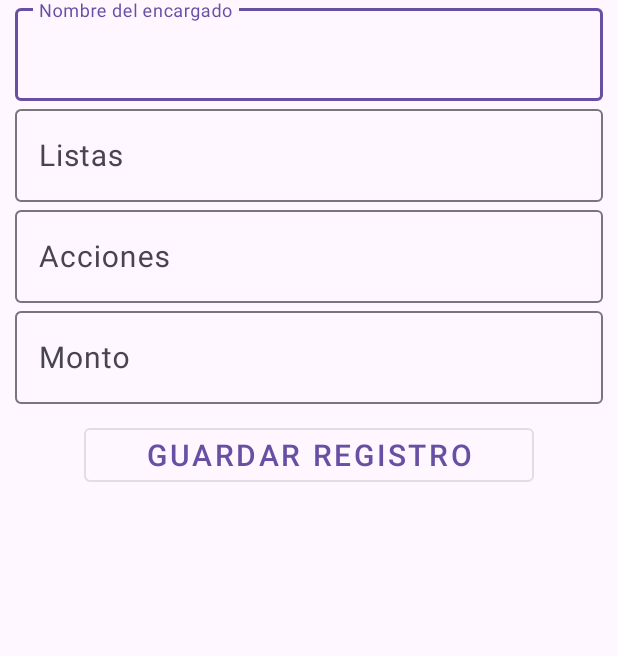
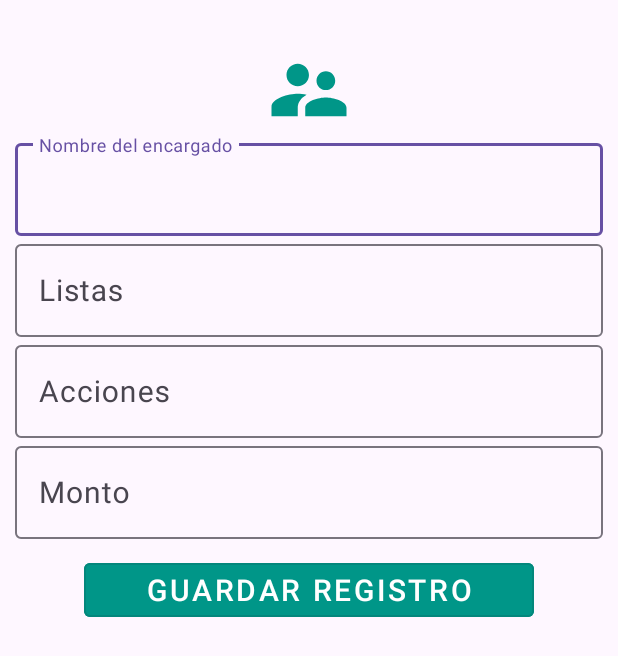
Before and after one commit to jadg-13/ControlRifas, an Android app: the SaveRegister screen opened directly, with no data from a screen before it, on a phone screen of 412 x 824 dp. Shown: the top 656 px of the screen. Run offline under Robolectric (Android 15) with nearby library versions, the phone set to English and light mode, and no system bars.

Commit message:
[update] Se agrego busqueda

```diff
--- a/app/src/main/java/site/soymegh/controlrifas/data/dao/DaoRegister.kt
+++ b/app/src/main/java/site/soymegh/controlrifas/data/dao/DaoRegister.kt
@@ -10,8 +10,11 @@ import site.soymegh.controlrifas.data.entities.Register
 
 @Dao
 interface DaoRegister {
-    @Query("SELECT * FROM registros")
+    @Query("SELECT * FROM registros ORDER BY nombre ASC")
     suspend fun getAll(): List<Register>
+
+    @Query("SELECT * FROM registros WHERE nombre LIKE  '%' || :name || '%'")
+    suspend fun getByName(name:String): List<Register>
 
     @Insert(onConflict = OnConflictStrategy.REPLACE)
     suspend fun insert(register: List<Register>):List<Long>
--- /dev/null
+++ b/app/src/main/res/drawable/users.xml
@@ -0,0 +1,5 @@
+<vector android:height="24dp" android:tint="#009688"
+    android:viewportHeight="24" android:viewportWidth="24"
+    android:width="24dp" xmlns:android="http://schemas.android.com/apk/res/android">
+    <path android:fillColor="@android:color/white" android:pathData="M16.5,12c1.38,0 2.49,-1.12 2.49,-2.5S17.88,7 16.5,7C15.12,7 14,8.12 14,9.5s1.12,2.5 2.5,2.5zM9,11c1.66,0 2.99,-1.34 2.99,-3S10.66,5 9,5C7.34,5 6,6.34 6,8s1.34,3 3,3zM16.5,14c-1.83,0 -5.5,0.92 -5.5,2.75L11,19h11v-2.25c0,-1.83 -3.67,-2.75 -5.5,-2.75zM9,13c-2.33,0 -7,1.17 -7,3.5L2,19h7v-2.25c0,-0.85 0.33,-2.34 2.37,-3.47C10.5,13.1 9.66,13 9,13z"/>
+</vector>
--- a/app/src/main/res/layout/activity_save_register.xml
+++ b/app/src/main/res/layout/activity_save_register.xml
@@ -7,13 +7,23 @@
     android:orientation="vertical"
     tools:context=".SaveRegister">
 
+    <ImageView
+        android:id="@+id/ivUsers"
+        android:layout_width="60dp"
+        android:layout_height="60dp"
+        app:layout_constraintTop_toTopOf="parent"
+        app:layout_constraintStart_toStartOf="parent"
+        app:layout_constraintEnd_toEndOf="parent"
+        android:src="@drawable/users"
+        android:layout_marginVertical="30dp"
+        />
     <com.google.android.material.textfield.TextInputLayout
         android:id="@+id/tfName"
         android:layout_width="match_parent"
         android:layout_height="wrap_content"
         android:layout_marginHorizontal="10dp"
         android:hint="@string/text_name"
-        app:layout_constraintTop_toTopOf="parent"
+        app:layout_constraintTop_toBottomOf="@id/ivUsers"
         app:layout_constraintStart_toStartOf="parent"
         app:layout_constraintEnd_toEndOf="parent"
         >
@@ -88,6 +98,8 @@
         android:layout_margin="10dp"
         android:textSize="20sp"
         android:text="Guardar Registro"
+        android:backgroundTint="@color/green"
+        android:textColor="@color/white"
         app:layout_constraintTop_toBottomOf="@id/tfTotal"
         app:layout_constraintStart_toStartOf="parent"
         app:layout_constraintEnd_toEndOf="parent"
--- a/app/src/main/res/values/strings.xml
+++ b/app/src/main/res/values/strings.xml
@@ -48,4 +48,6 @@
     <string name="text_lists">Listas</string>
     <string name="text_actions">Acciones</string>
     <string name="text_total">Monto</string>
+    <string name="btnadd_desc">Agregar Nuevo Registro</string>
+    <string name="ivlogo_desc">Logo de la Parroquia</string>
 </resources>
```
Also changed, not shown: app/src/main/java/site/soymegh/controlrifas/MainActivity.kt (+10 -1 lines), app/src/main/java/site/soymegh/controlrifas/SaveRegister.kt (+7 -0 lines), app/src/main/java/site/soymegh/controlrifas/viewmodel/RegisterVM.kt (+5 -2 lines), app/src/main/res/layout/activity_main.xml (+7 -3 lines), 2 other files.
